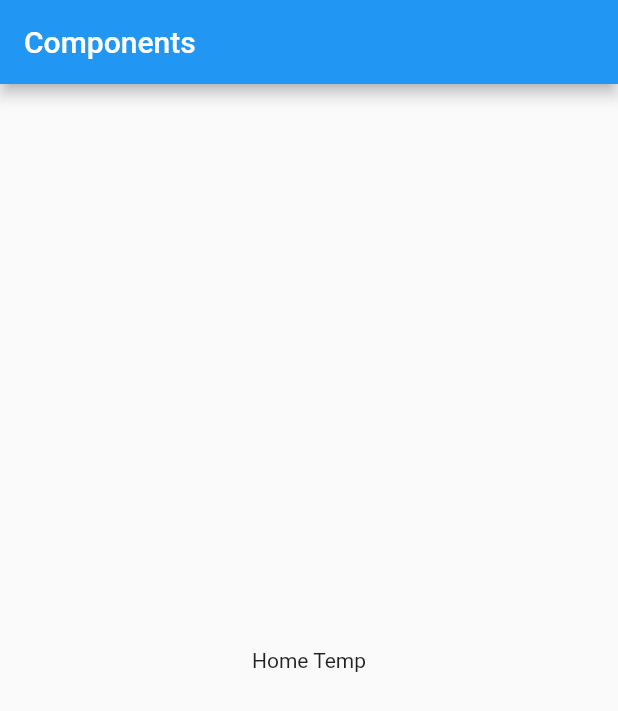
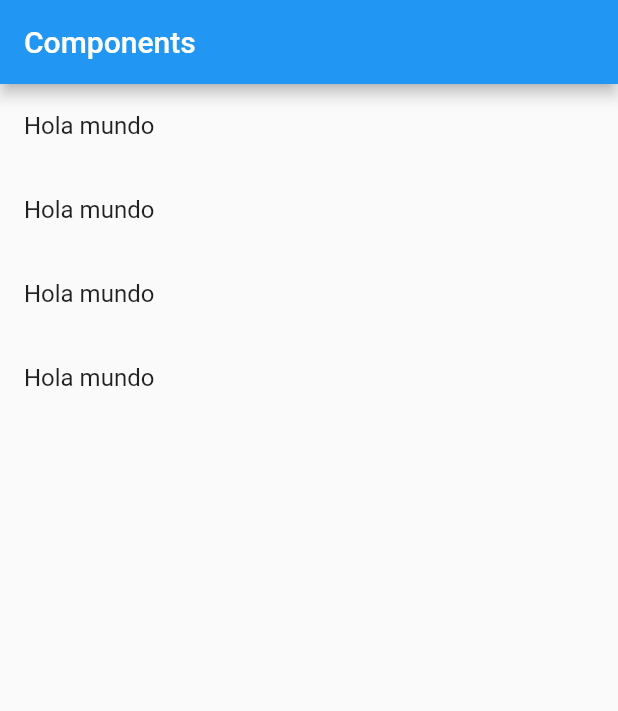
Before and after one commit to YairRdz11/components, a Flutter app: the screen it shows after launch, on a phone screen of 412 x 824 dp. Shown: the top 711 px of the screen. Run offline on Flutter 3.47's test engine with Material 2 defaults, Android fonts, the phone set to English and light mode, and no system bars.

Commit message:
Home page created and adding data json

```diff
--- a/lib/main.dart
+++ b/lib/main.dart
@@ -1,5 +1,7 @@
+import 'package:flutter/material.dart';
+
+import 'package:components/src/pages/home_page.dart';
 import 'package:components/src/pages/home_temp.dart';
-import 'package:flutter/material.dart';
 
 void main() => runApp(const MyApp());
 
@@ -11,12 +13,7 @@ class MyApp extends StatelessWidget {
     return MaterialApp(
       title: 'Components App',
       debugShowCheckedModeBanner: false,
-      home: Scaffold(
-        appBar: AppBar(
-          title: const Text('Components'),
-        ),
-        body: HomePageTemp()
-      ),
+      home:  HomePage()
     );
   }
 }
--- /dev/null
+++ b/lib/src/pages/home_page.dart
@@ -0,0 +1,30 @@
+import 'package:flutter/material.dart';
+
+class HomePage extends StatelessWidget {
+  const HomePage({super.key});
+
+  @override
+  Widget build(BuildContext context) {
+    return Scaffold(
+      appBar: AppBar(
+        title: Text('Components'),
+      ),
+      body: _list(),
+    );
+  }
+
+  Widget _list() {
+    return ListView(
+      children: _buildListItems(),
+    );
+  }
+
+  List<Widget> _buildListItems() {
+    return [
+      ListTile(title: Text('Hola mundo'),),
+      ListTile(title: Text('Hola mundo'),),
+      ListTile(title: Text('Hola mundo'),),
+      ListTile(title: Text('Hola mundo'),),
+    ];
+  }
+}
```
Also changed, not shown: data/menu_opts.json (added, +20 -0 lines), lib/src/pages/home_temp.dart (+31 -2 lines).
